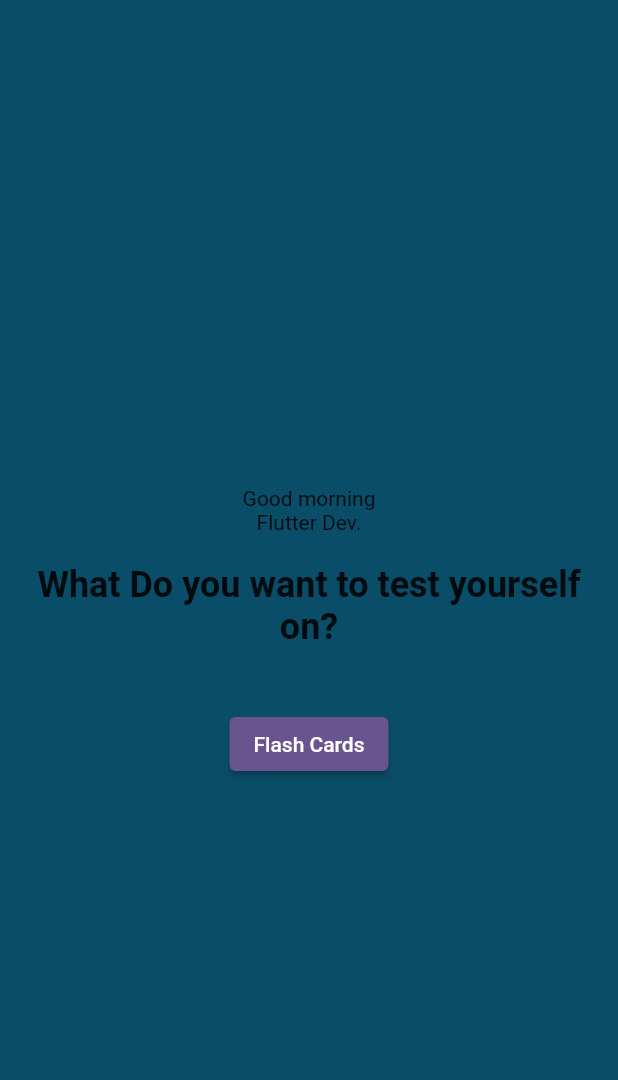
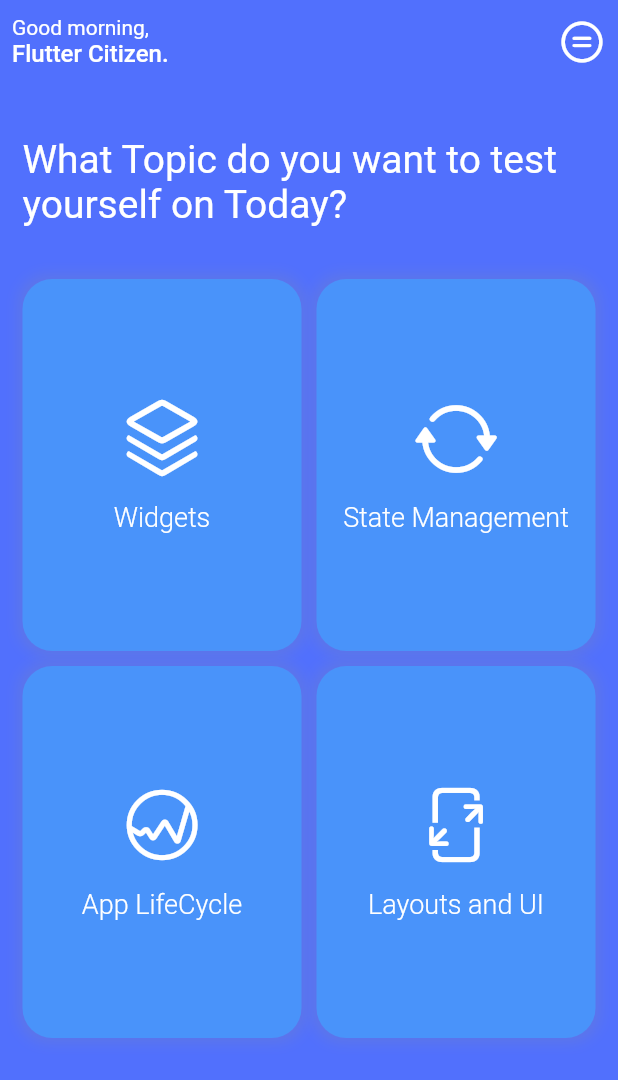
Before and after one commit to Richmond-Nunoo/Flutter-Riddles, a Flutter app: the screen it shows after launch, on a phone screen of 412 x 824 dp. Shown: the top 1080 px of the screen. Run offline on Flutter 3.47's test engine with Material 2 defaults, Android fonts, the phone set to English and light mode, and no system bars; our stand-ins replace appinio_swiper, flip_card.

Commit message:
would work on UI later

```diff
--- /dev/null
+++ b/lib/views/category_model.dart
@@ -0,0 +1,43 @@
+import 'package:flutter/cupertino.dart';
+import 'package:flutter/material.dart';
+
+const Color bgColor = Color(0xFF4993FA);
+
+class FlutterTopics {
+  final int id;
+  final String topicName;
+  final IconData topicIcon;
+  final Color topicColor;
+  FlutterTopics(
+      {required this.id,
+      required this.topicColor,
+      required this.topicIcon,
+      required this.topicName});
+}
+
+final List<FlutterTopics> flutterTopicsList = [
+  FlutterTopics(
+    id: 0,
+    topicColor: bgColor,
+    topicIcon: CupertinoIcons.square_stack_3d_up,
+    topicName: "Widgets",
+  ),
+  FlutterTopics(
+    id: 1,
+    topicColor: bgColor,
+    topicIcon: CupertinoIcons.arrow_2_circlepath,
+    topicName: "State Management",
+  ),
+  FlutterTopics(
+    id: 2,
+    topicColor: bgColor,
+    topicIcon: CupertinoIcons.graph_circle,
+    topicName: "App LifeCycle",
+  ),
+  FlutterTopics(
+    id: 3,
+    topicColor: bgColor,
+    topicIcon: CupertinoIcons.rectangle_arrow_up_right_arrow_down_left,
+    topicName: "Layouts and UI",
+  ),
+];
--- a/lib/views/flash_cards.dart
+++ b/lib/views/flash_cards.dart
@@ -54,8 +54,8 @@ class MyCustomWidgetState extends State<MyCustomWidget> {
 
   @override
   Widget build(BuildContext context) {
-    const Color bgColor = Color(0xFF05BFDB);
-    const Color bgColor3 = Color(0xFF0A4D68);
+    const Color bgColor = Color(0xFF4993FA);
+    const Color bgColor3 = Color(0xFF5170FD);
     return Scaffold(
       backgroundColor: bgColor3,
       body: SafeArea(
--- a/lib/views/homepage.dart
+++ b/lib/views/homepage.dart
@@ -1,61 +1,169 @@
 import 'package:flashcards_quiz/views/answersmodel.dart';
-import 'package:flashcards_quiz/views/flash_cards.dart';
+import 'package:flashcards_quiz/views/category_model.dart';
 import 'package:flashcards_quiz/views/model.dart';
 import 'package:flashcards_quiz/views/widget_time.dart';
 import 'package:flip_card/flip_card.dart';
+import 'package:flutter/cupertino.dart';
 import 'package:flutter/material.dart';
+
+class CirclePainter extends CustomPainter {
+  @override
+  void paint(Canvas canvas, Size size) {
+    Paint paint = Paint()
+      ..color = Colors.black
+      ..style = PaintingStyle.fill;
+
+    canvas.drawCircle(
+        Offset(size.width / 2, size.height / 2), size.width / 2, paint);
+  }
+
+  @override
+  bool shouldRepaint(CustomPainter oldDelegate) {
+    return true;
+  }
+}
 
 class HomePage extends StatelessWidget {
   const HomePage({super.key});
 
   @override
   Widget build(BuildContext context) {
-    const Color bgColor3 = Color(0xFF0A4D68);
+    const Color bgColor = Color(0xFF4993FA);
+    const Color bgColor3 = Color(0xFF5170FD);
     return Scaffold(
       backgroundColor: bgColor3,
-      body: SafeArea(
-        child: Padding(
-          padding: const EdgeInsets.only(top: 20, left: 10, right: 10),
+      appBar: AppBar(
+        leadingWidth: 200,
+        backgroundColor: bgColor3,
+        elevation: 0,
+        leading: Padding(
+          padding: const EdgeInsets.only(left: 8),
+          child: Column(
+            crossAxisAlignment: CrossAxisAlignment.start,
+            mainAxisAlignment: MainAxisAlignment.center,
+            children: [
+              Text(
+                getGreeting(),
+                style: Theme.of(context).textTheme.bodyMedium!.copyWith(
+                      color: Colors.white,
+                      //  fontSize: 16,
+                    ),
+              ),
+              Text(
+                "Flutter Citizen.",
+                style: Theme.of(context).textTheme.bodyLarge!.copyWith(
+                      color: Colors.white,
+                      fontSize: 16,
+                      fontWeight: FontWeight.w500,
+                    ),
+              ),
+            ],
+          ),
+        ),
+        actions: [
+          IconButton(
+            icon: const Icon(
+              CupertinoIcons.equal_circle,
+              size: 32,
+            ),
+            color: Colors.white,
+            onPressed: () {},
+          ),
+        ],
+      ),
+      body: Padding(
+        padding: const EdgeInsets.only(top: 0, left: 15, right: 15),
+        child: ListView(
+          physics: const BouncingScrollPhysics(),
+          children: [
+            const SizedBox(
+              height: 35,
+            ),
+            Text(
+              "What Topic do you want to test yourself on Today?",
+              textAlign: TextAlign.left,
+              style: Theme.of(context).textTheme.headlineLarge!.copyWith(
+                    color: Colors.white,
+                    fontSize: 26,
+                  ),
+            ),
+            const SizedBox(
+              height: 35,
+            ),
+
+            GridView.builder(
+              gridDelegate: const SliverGridDelegateWithFixedCrossAxisCount(
+                crossAxisCount: 2,
+                mainAxisSpacing: 10,
+                crossAxisSpacing: 10,
+                childAspectRatio: 0.75,
+              ),
+              shrinkWrap: true,
+              physics: const BouncingScrollPhysics(),
+              itemCount: flutterTopicsList.length,
+              itemBuilder: (context, index) {
+                final topicsData = flutterTopicsList[index];
+                return Container(
+                  height: 500,
+                  width: 160,
+                  decoration: BoxDecoration(
+                    color: bgColor,
+                    borderRadius: BorderRadius.circular(20),
+                    boxShadow: [
+                      BoxShadow(
+                        color: CupertinoColors.systemGrey.withOpacity(0.2),
+                        spreadRadius: 3,
+                        blurRadius: 7,
+                        //     offset: const Offset(0, 3),
+                      )
+                    ],
+                  ),
                   child: Center(
                     child: Column(
                       mainAxisAlignment: MainAxisAlignment.center,
                       crossAxisAlignment: CrossAxisAlignment.center,
                       children: [
-                Text(
-                  getGreeting(),
-                ),
-                const Text("Flutter Dev."),
-                const Padding(
-                  padding:
-                      EdgeInsets.only(top: 20, bottom: 20, left: 10, right: 10),
-                  child: Text(
-                    "What Do you want to test yourself on?",
-                    style: TextStyle(
-                      fontSize: 24,
-                      fontWeight: FontWeight.bold,
-                    ),
-                    textAlign: TextAlign.center,
-                  ),
+                        Icon(
+                          topicsData.topicIcon,
+                          color: Colors.white,
+                          size: 55,
                         ),
                         const SizedBox(
-                  height: 20,
+                          height: 15,
                         ),
-                Center(
-                  child: ElevatedButton(
-                    onPressed: () {
-                      Navigator.push(
-                        context,
-                        MaterialPageRoute(
-                          builder: (context) => const MyCustomWidget(),
+                        Text(
+                          topicsData.topicName,
+                          textAlign: TextAlign.center,
+                          style: Theme.of(context)
+                              .textTheme
+                              .headlineSmall!
+                              .copyWith(
+                                fontSize: 18,
+                                color: Colors.white,
+                                fontWeight: FontWeight.w300,
+                              ),
+                        )
+                      ],
+                    ),
                   ),
                 );
               },
-                    child: const Text("Flash Cards"),
             ),
-                ),
+
+            // Center(
+            //   child: ElevatedButton(
+            //     onPressed: () {
+            //       Navigator.push(
+            //         context,
+            //         MaterialPageRoute(
+            //           builder: (context) => const MyCustomWidget(),
+            //         ),
+            //       );
+            //     },
+            //     child: const Text("Flash Cards"),
+            //   ),
+            // ),
           ],
-            ),
-          ),
         ),
       ),
     );
--- a/lib/views/widget_time.dart
+++ b/lib/views/widget_time.dart
@@ -2,10 +2,10 @@ String getGreeting() {
   var hour = DateTime.now().hour;
 
   if (hour >= 0 && hour < 12) {
-    return 'Good morning';
+    return 'Good morning,';
   } else if (hour >= 12 && hour < 17) {
-    return 'Good Afternoon';
+    return 'Good Afternoon,';
   } else {
-    return 'Good Evening';
+    return 'Good Evening,';
   }
 }
```
Lines whose indentation alone changed are shown as unchanged.
